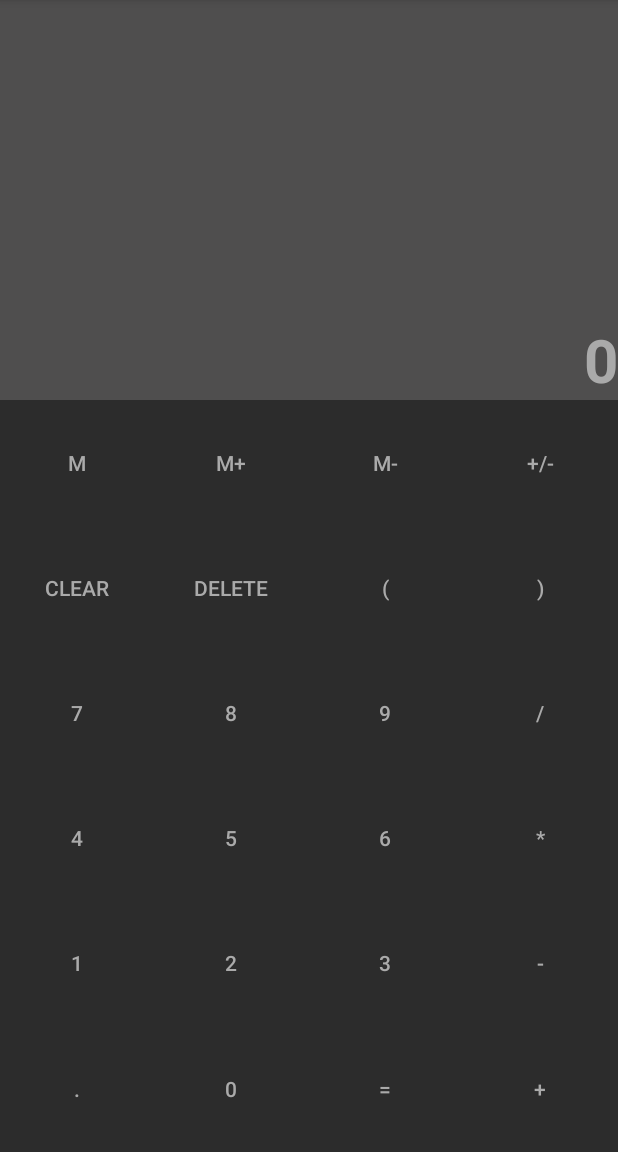
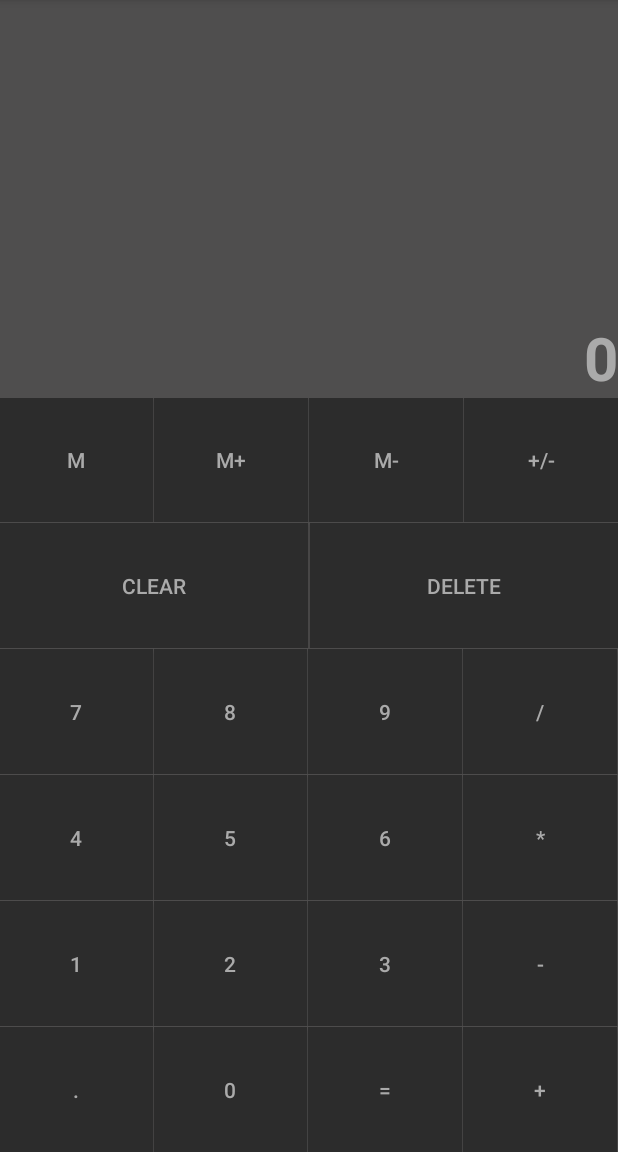
Before and after one commit to Abdelrahman-Harazem/Android-calculator-app, an Android app: the screen it shows after launch (MainActivity), on a phone screen of 412 x 824 dp, the part 84-1236 px from its top. Run offline under Robolectric (Android 15) with nearby library versions, the phone set to English and light mode, and no system bars.

Commit message:
second commit ,delete the parenthes

```diff
--- a/app/src/main/java/com/example/simplecalculator/MainActivity.java
+++ b/app/src/main/java/com/example/simplecalculator/MainActivity.java
@@ -17,6 +17,7 @@ public class MainActivity extends AppCompatActivity implements View.OnClickListe
     int  dotCount = 0;
     boolean operator = false ;
     double textViewValue ;
+    String d ;
 
 
 
@@ -42,8 +43,8 @@ public class MainActivity extends AppCompatActivity implements View.OnClickListe
         Button minusButton =(Button) findViewById(R.id.minusButton) ;
         Button multiplyButton =(Button) findViewById(R.id.multiplyButton) ;
         Button divisionButton =(Button) findViewById(R.id.divisionButton) ;
-        Button rightParantheButton =(Button) findViewById(R.id.rightParenthesButton) ;
-        Button leftParantheButton =(Button) findViewById(R.id.leftParenthesButton) ;
+        //Button rightParantheButton =(Button) findViewById(R.id.rightParenthesButton) ;
+       // Button leftParantheButton =(Button) findViewById(R.id.leftParenthesButton) ;
         Button dotButton =(Button) findViewById(R.id.dotButton) ;
         Button deleteButton = (Button) findViewById(R.id.delButton) ;
         Button clearButton = (Button) findViewById(R.id.clrButton) ;
@@ -151,12 +152,12 @@ public class MainActivity extends AppCompatActivity implements View.OnClickListe
         deleteButton.setOnClickListener(new View.OnClickListener() {
             @Override
             public void onClick(View v) {
-                String s= (String) resultTextView.getText().toString();
-                String r="";
                 try{
+                    String s=  resultTextView.getText().toString();
+                    String r="";
                     double n = Double.parseDouble(s);
                     if(!s.isEmpty()){
-                        String d = s.substring(s.length()-1);
+                         d = s.substring(s.length()-1);
                         if(d.equals(".")){
                             dotCount--;
                         }
@@ -165,7 +166,23 @@ public class MainActivity extends AppCompatActivity implements View.OnClickListe
 
                     resultTextView.setText(r);
                 }catch (NumberFormatException e){
-                    resultTextView.setText("");
+
+                    String s=  resultTextView.getText().toString();
+                    if(!s.isEmpty()){
+                        d = s.substring(s.length()-1);
+                        if(d.equals("+")||d.equals("-")||d.equals("*")||d.equals("/")){
+                            resultTextView.setText(s.substring(0,s.length()-1));
+                            operator=true;
+                        }
+                        else{
+                            resultTextView.setText("");
+                        }
+                    }
+                    else{
+                        resultTextView.setText("");
+
+                    }
+
                 }
 
             }
@@ -185,8 +202,8 @@ public class MainActivity extends AppCompatActivity implements View.OnClickListe
         minusButton.setOnClickListener(this);
         divisionButton.setOnClickListener(this);
         multiplyButton.setOnClickListener(this);
-        rightParantheButton.setOnClickListener(this);
-        leftParantheButton.setOnClickListener(this);
+       // rightParantheButton.setOnClickListener(this);
+        //leftParantheButton.setOnClickListener(this);
         dotButton.setOnClickListener(this);
         //memoryButton.setOnClickListener(this);
 
@@ -222,7 +239,7 @@ public class MainActivity extends AppCompatActivity implements View.OnClickListe
 
         }
 
-        else if(isoperator(button.getText().toString()) && !(button.getId()==R.id.rightParenthesButton) && !(button.getId()==R.id.leftParenthesButton)){
+        else if(isoperator(button.getText().toString())){
             if(! operator){
                 boolean freeze = true ;
             }
--- a/app/src/main/res/layout/activity_main.xml
+++ b/app/src/main/res/layout/activity_main.xml
@@ -49,6 +49,7 @@
                     android:id="@+id/memoryButton"
                     android:layout_width="wrap_content"
                     android:layout_height="match_parent"
+                    android:layout_marginRight="0.5dp"
                     android:layout_weight="1"
                     android:background="@color/buttonsColor"
                     android:text="@string/memoryButton"
@@ -58,6 +59,7 @@
                     android:id="@+id/memoryAddButton"
                     android:layout_width="wrap_content"
                     android:layout_height="match_parent"
+                    android:layout_marginRight="0.5dp"
                     android:layout_weight="1"
                     android:background="@color/buttonsColor"
                     android:text="@string/memoryAddButton"
@@ -67,6 +69,7 @@
                     android:id="@+id/memoryMinusButton"
                     android:layout_width="wrap_content"
                     android:layout_height="match_parent"
+                    android:layout_marginRight="0.5dp"
                     android:layout_weight="1"
                     android:background="@color/buttonsColor"
                     android:text="@string/memoryMinusButton"
@@ -93,6 +96,8 @@
                     android:id="@+id/clrButton"
                     android:layout_width="wrap_content"
                     android:layout_height="match_parent"
+                    android:layout_marginTop="0.5dp"
+                    android:layout_marginRight="0.5dp"
                     android:layout_weight="1"
                     android:background="@color/buttonsColor"
                     android:text="@string/clearButton"
@@ -102,28 +107,13 @@
                     android:id="@+id/delButton"
                     android:layout_width="wrap_content"
                     android:layout_height="match_parent"
+                    android:layout_marginLeft="0.5dp"
+                    android:layout_marginTop="0.5dp"
                     android:layout_weight="1"
                     android:background="@color/buttonsColor"
                     android:text="@string/deleteButton"
                     android:textColor="@color/textColor" />
 
-                <Button
-                    android:id="@+id/leftParenthesButton"
-                    android:layout_width="wrap_content"
-                    android:layout_height="match_parent"
-                    android:layout_weight="1"
-                    android:background="@color/buttonsColor"
-                    android:text="@string/leftParanthesButton"
-                    android:textColor="@color/textColor" />
-
-                <Button
-                    android:id="@+id/rightParenthesButton"
-                    android:layout_width="wrap_content"
-                    android:layout_height="match_parent"
-                    android:layout_weight="1"
-                    android:background="@color/buttonsColor"
-                    android:text="@string/rightParanthesButton"
-                    android:textColor="@color/textColor" />
             </LinearLayout>
 
             <LinearLayout
@@ -137,6 +127,8 @@
                     android:id="@+id/sevenButton"
                     android:layout_width="wrap_content"
                     android:layout_height="match_parent"
+                    android:layout_marginTop="0.5dp"
+                    android:layout_marginRight="0.5dp"
                     android:layout_weight="1"
                     android:background="@color/buttonsColor"
                     android:text="@string/sevenButton"
@@ -146,6 +138,8 @@
                     android:id="@+id/eightButton"
                     android:layout_width="wrap_content"
                     android:layout_height="match_parent"
+                    android:layout_marginTop="0.5dp"
+                    android:layout_marginRight="0.5dp"
                     android:layout_weight="1"
                     android:background="@color/buttonsColor"
                     android:text="@string/eightButton"
@@ -155,6 +149,8 @@
                     android:id="@+id/nineButton"
                     android:layout_width="wrap_content"
                     android:layout_height="match_parent"
+                    android:layout_marginTop="0.5dp"
+                    android:layout_marginRight="0.5dp"
                     android:layout_weight="1"
                     android:background="@color/buttonsColor"
                     android:text="@string/nineButton"
@@ -164,6 +160,8 @@
                     android:id="@+id/divisionButton"
                     android:layout_width="wrap_content"
                     android:layout_height="match_parent"
+                    android:layout_marginTop="0.5dp"
+                    android:layout_marginRight="0.5dp"
                     android:layout_weight="1"
                     android:background="@color/buttonsColor"
                     android:text="@string/divisionButton"
@@ -181,6 +179,8 @@
                     android:id="@+id/fourButton"
                     android:layout_width="wrap_content"
                     android:layout_height="match_parent"
+                    android:layout_marginTop="0.5dp"
+                    android:layout_marginRight="0.5dp"
                     android:layout_weight="1"
                     android:background="@color/buttonsColor"
                     android:text="@string/fourButton"
@@ -190,6 +190,8 @@
                     android:id="@+id/fiveButton"
                     android:layout_width="wrap_content"
                     android:layout_height="match_parent"
+                    android:layout_marginTop="0.5dp"
+                    android:layout_marginRight="0.5dp"
                     android:layout_weight="1"
                     android:background="@color/buttonsColor"
                     android:text="@string/fiveButton"
@@ -199,6 +201,8 @@
                     android:id="@+id/sixButton"
                     android:layout_width="wrap_content"
                     android:layout_height="match_parent"
+                    android:layout_marginTop="0.5dp"
+                    android:layout_marginRight="0.5dp"
                     android:layout_weight="1"
                     android:background="@color/buttonsColor"
                     android:text="@string/sixButton"
@@ -208,6 +212,8 @@
                     android:id="@+id/multiplyButton"
                     android:layout_width="wrap_content"
                     android:layout_height="match_parent"
+                    android:layout_marginTop="0.5dp"
+                    android:layout_marginRight="0.5dp"
                     android:layout_weight="1"
                     android:background="@color/buttonsColor"
                     android:text="@string/multiplyButton"
@@ -225,6 +231,8 @@
                     android:id="@+id/oneButton"
                     android:layout_width="wrap_content"
                     android:layout_height="match_parent"
+                    android:layout_marginTop="0.5dp"
+                    android:layout_marginRight="0.5dp"
                     android:layout_weight="1"
                     android:background="@color/buttonsColor"
                     android:text="@string/oneButton"
@@ -234,6 +242,8 @@
                     android:id="@+id/twoButton"
                     android:layout_width="wrap_content"
                     android:layout_height="match_parent"
+                    android:layout_marginTop="0.5dp"
+                    android:layout_marginRight="0.5dp"
                     android:layout_weight="1"
                     android:background="@color/buttonsColor"
                     android:text="@string/twoButton"
@@ -243,6 +253,8 @@
                     android:id="@+id/threeButton"
                     android:layout_width="wrap_content"
                     android:layout_height="match_parent"
+                    android:layout_marginTop="0.5dp"
+                    android:layout_marginRight="0.5dp"
                     android:layout_weight="1"
                     android:background="@color/buttonsColor"
                     android:text="@string/threeButton"
@@ -252,6 +264,8 @@
                     android:id="@+id/minusButton"
                     android:layout_width="wrap_content"
                     android:layout_height="match_parent"
+                    android:layout_marginTop="0.5dp"
+                    android:layout_marginRight="0.5dp"
                     android:layout_weight="1"
                     android:background="@color/buttonsColor"
                     android:text="@string/minusButton"
@@ -269,6 +283,8 @@
                     android:id="@+id/dotButton"
                     android:layout_width="wrap_content"
                     android:layout_height="match_parent"
+                    android:layout_marginTop="0.5dp"
+                    android:layout_marginRight="0.5dp"
                     android:layout_weight="1"
                     android:background="@color/buttonsColor"
                     android:text="@string/dotButton"
@@ -278,6 +294,8 @@
                     android:id="@+id/zeroButton"
                     android:layout_width="wrap_content"
                     android:layout_height="match_parent"
+                    android:layout_marginTop="0.5dp"
+                    android:layout_marginRight="0.5dp"
                     android:layout_weight="1"
                     android:background="@color/buttonsColor"
                     android:text="@string/zeroButton"
@@ -287,6 +305,8 @@
                     android:id="@+id/equalButton"
                     android:layout_width="wrap_content"
                     android:layout_height="match_parent"
+                    android:layout_marginTop="0.5dp"
+                    android:layout_marginRight="0.5dp"
                     android:layout_weight="1"
                     android:background="@color/buttonsColor"
                     android:text="@string/equalsButton"
@@ -296,6 +316,8 @@
                     android:id="@+id/plusButton"
                     android:layout_width="wrap_content"
                     android:layout_height="match_parent"
+                    android:layout_marginTop="0.5dp"
+                    android:layout_marginRight="0.5dp"
                     android:layout_weight="1"
                     android:background="@color/buttonsColor"
                     android:text="@string/plusButton"
```
